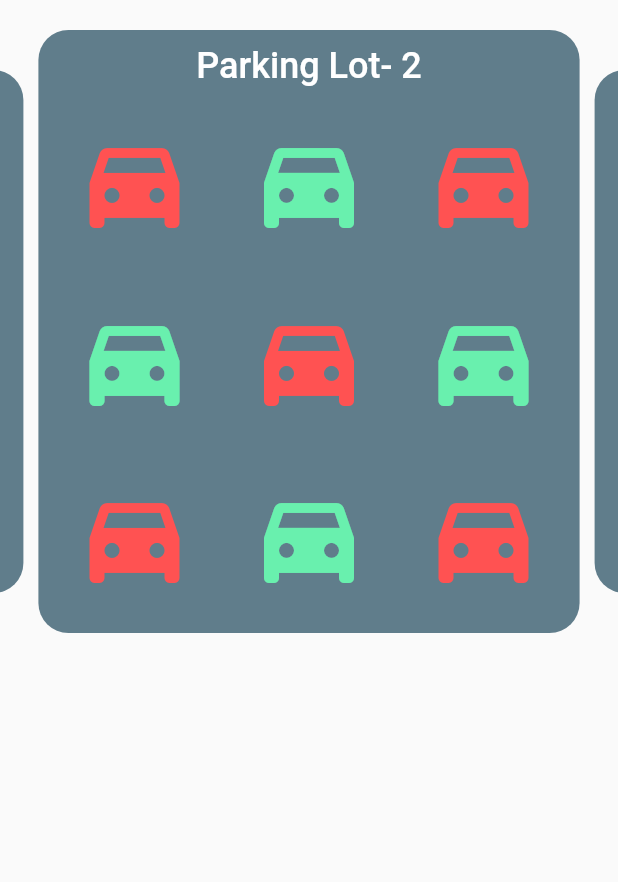
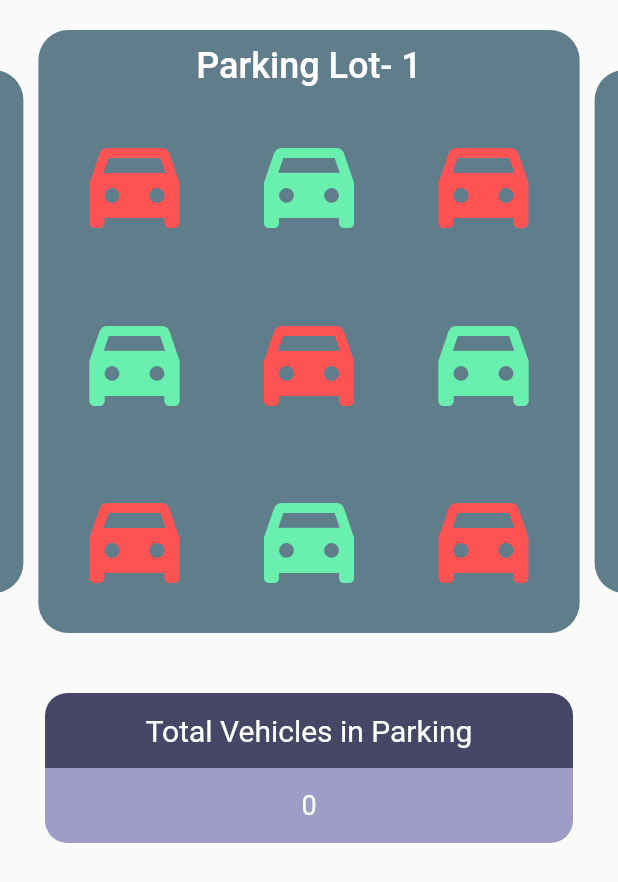
Before and after one commit to apexpre-dator/YardMaster, a Flutter app: the ParkingScreen screen opened by its route, on a phone screen of 412 x 824 dp. Shown: the top 882 px of the screen. Run offline on Flutter 3.47's test engine with Material 2 defaults, Android fonts, the phone set to English and light mode, and no system bars; drawn by our look-alikes of carousel_slider; our stand-ins replace cloud_firestore, custom_radio_grouped_button, dropdown_button2, firebase_auth, firebase_core, firebase_storage and 7 more; missing offline and left inert: giffy_dialog, qr_code_scanner, toggle_list; accounts and stored records are empty; network calls fail.

```diff
--- a/lib/screens/parkingScreen.dart
+++ b/lib/screens/parkingScreen.dart
@@ -1,6 +1,8 @@
+import 'package:cloud_firestore/cloud_firestore.dart';
 import 'package:flutter/material.dart';
 import 'package:carousel_slider/carousel_slider.dart';
 import 'package:giffy_dialog/giffy_dialog.dart';
+import 'package:yms/colours.dart';
 
 class ParkingScreen extends StatefulWidget {
   const ParkingScreen({super.key});
@@ -16,7 +18,9 @@ class _ParkingScreenState extends State<ParkingScreen> {
     CarouselController buttonCarouselController = CarouselController();
     return Scaffold(
       body: SafeArea(
-        child: Container(
+        child: Column(
+          children: [
+            Container(
               margin: const EdgeInsets.symmetric(vertical: 15),
               child: CarouselSlider(
                 items: [1, 2, 3].map((i) {
@@ -53,11 +57,13 @@ class _ParkingScreenState extends State<ParkingScreen> {
                                             'https://cdn.rive.app/animations/vehicles.riv',
                                             fit: BoxFit.cover,
                                             placeHolder: Center(
-                                            child: CircularProgressIndicator()),
+                                                child:
+                                                    CircularProgressIndicator()),
                                           ),
                                           giffyBuilder: (context, rive) {
                                             return ClipRRect(
-                                          borderRadius: const BorderRadius.all(
+                                              borderRadius:
+                                                  const BorderRadius.all(
                                                       Radius.circular(20)),
                                               child: SizedBox(
                                                 height: MediaQuery.of(context)
@@ -78,8 +84,8 @@ class _ParkingScreenState extends State<ParkingScreen> {
                                           ),
                                           actions: [
                                             TextButton(
-                                          onPressed: () =>
-                                              Navigator.pop(context, 'CALL'),
+                                              onPressed: () => Navigator.pop(
+                                                  context, 'CALL'),
                                               child: const Text('CALL'),
                                             ),
                                             TextButton(
@@ -121,7 +127,7 @@ class _ParkingScreenState extends State<ParkingScreen> {
                   height: MediaQuery.of(context).size.height * 0.5,
                   autoPlayCurve: Curves.fastOutSlowIn,
                   viewportFraction: 0.9,
-              initialPage: 1,
+                  initialPage: 0,
                   enlargeCenterPage: true,
                   enableInfiniteScroll: true,
                   enlargeStrategy: CenterPageEnlargeStrategy.height,
@@ -129,6 +135,75 @@ class _ParkingScreenState extends State<ParkingScreen> {
                 ),
               ),
             ),
+            Padding(
+              padding: const EdgeInsets.symmetric(
+                horizontal: 30,
+                vertical: 20,
+              ),
+              child: Column(
+                children: [
+                  Container(
+                    height: 50,
+                    width: double.infinity,
+                    decoration: const BoxDecoration(
+                      color: darkColor,
+                      borderRadius: BorderRadius.only(
+                        topLeft: Radius.circular(15),
+                        topRight: Radius.circular(15),
+                      ),
+                    ),
+                    child: const Center(
+                      child: Text(
+                        'Total Vehicles in Parking',
+                        textAlign: TextAlign.center,
+                        style: TextStyle(
+                          color: Colors.white,
+                          fontSize: 20,
+                        ),
+                      ),
+                    ),
+                  ),
+                  Container(
+                    height: 50,
+                    width: double.infinity,
+                    decoration: BoxDecoration(
+                      color: lightColor,
+                      borderRadius: const BorderRadius.only(
+                        bottomLeft: Radius.circular(15),
+                        bottomRight: Radius.circular(15),
+                      ),
+                    ),
+                    child: StreamBuilder(
+                      stream: FirebaseFirestore.instance
+                          .collection('vehicles')
+                          .snapshots(),
+                      builder: (context,
+                          AsyncSnapshot<QuerySnapshot<Map<String, dynamic>>>
+                              snapshot) {
+                        if (snapshot.connectionState ==
+                            ConnectionState.waiting) {
+                          return const Center(
+                            child: CircularProgressIndicator(),
+                          );
+                        }
+                        return Center(
+                          child: Text(
+                            snapshot.data!.docs.length.toString(),
+                            textAlign: TextAlign.center,
+                            style: const TextStyle(
+                              color: Colors.white,
+                              fontSize: 18,
+                            ),
+                          ),
+                        );
+                      },
+                    ),
+                  ),
+                ],
+              ),
+            ),
+          ],
+        ),
       ),
     );
   }
--- a/lib/screens/yardScreen.dart
+++ b/lib/screens/yardScreen.dart
@@ -381,7 +381,7 @@ class _YardScreenState extends State<YardScreen> {
                     ),
                     child: const Center(
                       child: Text(
-                        'Current Vehicle Count',
+                        'Total Vehicles in Dock',
                         textAlign: TextAlign.center,
                         style: TextStyle(
                           color: Colors.white,
```
Also changed, not shown: lib/screens/home.dart (+47 -39 lines), lib/screens/phone.dart (+15 -18 lines), lib/screens/signup.dart (+12 -9 lines), lib/screens/verify.dart (+6 -4 lines), assets/history.gif (added), assets/loading.gif (added), assets/login.gif (added), assets/password.gif (added), assets/profile.png (added). Lines whose indentation alone changed are shown as unchanged.
